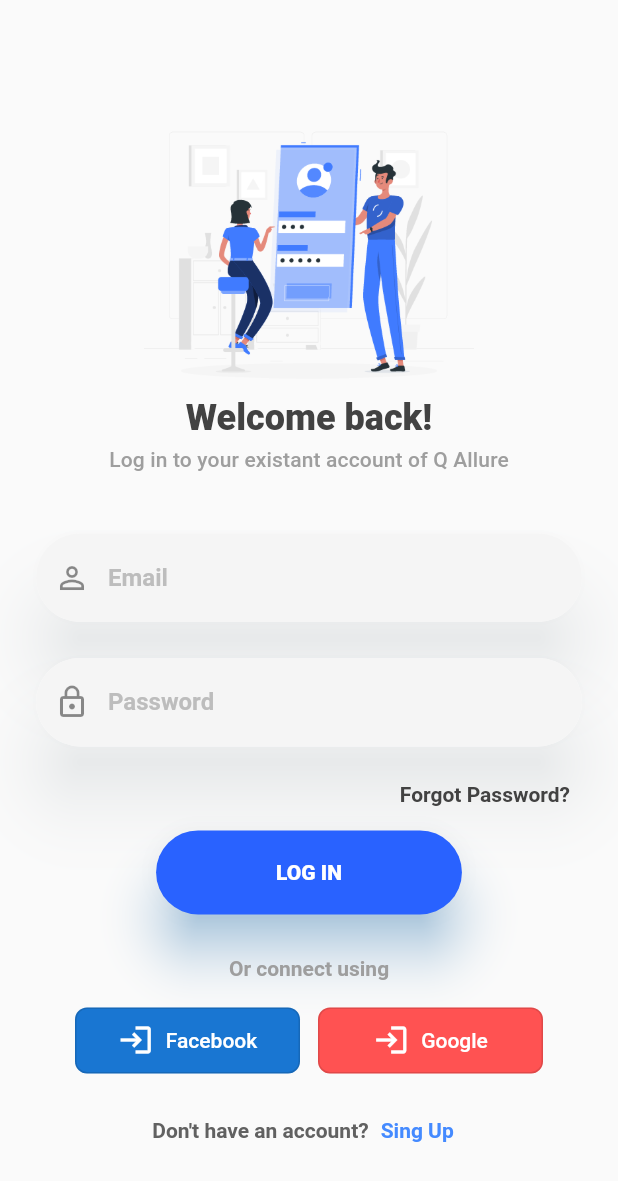
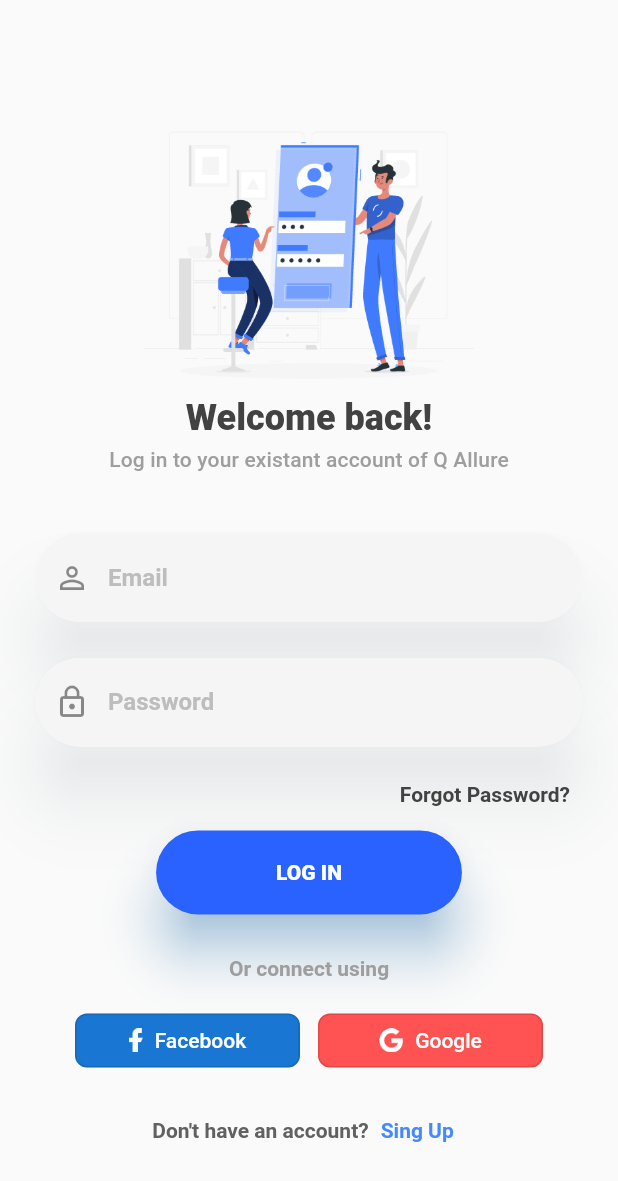
Before and after one commit to Abdullah-Arab/MansorAcademyChallenge01, a Flutter app: the screen it shows after launch, on a phone screen of 412 x 824 dp. Shown: the top 1181 px of the screen. Run offline on Flutter 3.47's test engine with Material 2 defaults, Android fonts, the phone set to English and light mode, and no system bars.

Commit message:
adde facebook and google logos

```diff
--- a/lib/presentation/pages/login_page.dart
+++ b/lib/presentation/pages/login_page.dart
@@ -141,10 +141,16 @@ class LoginPage extends StatelessWidget {
                     children: [
                       Container(
                         width: 150,
-                        child: OutlinedButton.icon(
+                        child: OutlinedButton(
                           onPressed: () {},
-                          icon: Icon(Icons.login),
-                          label: Text('Facebook'),
+                          child: Row(
+                            mainAxisAlignment: MainAxisAlignment.center,
+                            children: [
+                              Image.asset('assets/images/facebook.png', height: 16,),
+                              SizedBox(width: 8,),
+                              Text('Facebook'),
+                            ],
+                          ),
                           style: ButtonStyle(
 
                             backgroundColor: MaterialStateProperty.resolveWith(
@@ -167,10 +173,17 @@ class LoginPage extends StatelessWidget {
                       SizedBox(width: 12,),
                       Container(
                         width: 150,
-                        child: OutlinedButton.icon(
+                        child: OutlinedButton(
                           onPressed: () {},
-                          icon: Icon(Icons.login),
-                          label: Text('Google'),
+                          child: Row(
+                            mainAxisAlignment: MainAxisAlignment.center,
+                            children:
+                            [
+                              Image.asset('assets/images/google.png', height: 16,),
+                              SizedBox(width: 8,),
+                              Text('Google'),
+                            ],
+                          ),
                           style: ButtonStyle(
 
                             backgroundColor: MaterialStateProperty.resolveWith(
--- a/pubspec.yaml
+++ b/pubspec.yaml
@@ -46,7 +46,7 @@ flutter:
 
   # To add assets to your application, add an assets section, like this:
   assets:
-    - assets/images/login.png
+    - assets/images/
   #   - images/a_dot_ham.jpeg
 
   # An image asset can refer to one or more resolution-specific "variants", see
```
Also changed, not shown: assets/images/facebook.png (added), assets/images/google.png (added).
